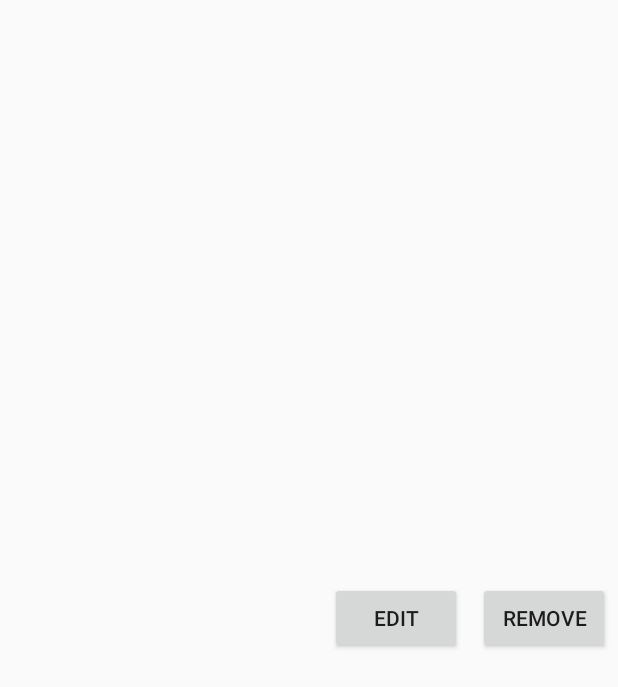
After one commit to TaargusTaargus/WallofFaces, an Android app: the layout image_pack_item_layout.xml on its own in the app's theme, with its tools: preview values and no code run, on a phone screen of 412 x 824 dp. The commit adds this screen. Shown: the top 687 px of the screen. Run offline under Robolectric (Android 15) with nearby library versions, the phone set to English and light mode, and no system bars; network calls fail.

Commit message:
updates
initial commit

```diff
--- a/app/src/main/java/com/badgames/jackslettebak/framework/Face.java
+++ b/app/src/main/java/com/badgames/jackslettebak/framework/Face.java
@@ -21,13 +21,13 @@ public class Face {
     private Paint paint, background;
     private PointF location;
 
-    public Face(PointF location, Sprite sprite, Integer type ) {
+    public Face( PointF location, Sprite sprite, Integer type ) {
         this.image = sprite.getImage();
         this.location = location;
         this.paint = new Paint();
         this.type = type;
         this.background = new Paint();
-        this.background.setColor( sprite.getColor() );
+        this.background.setColor( sprite.getGroupId() );
         setSelected( false );
     }
 
--- a/app/src/main/java/com/badgames/jackslettebak/image/FaceTransparentView.java
+++ b/app/src/main/java/com/badgames/jackslettebak/image/FaceTransparentView.java
@@ -2,24 +2,18 @@ package com.badgames.jackslettebak.image;
 
 import android.content.Context;
 import android.graphics.Bitmap;
-import android.graphics.BitmapFactory;
 import android.graphics.Canvas;
 import android.graphics.Color;
 import android.graphics.Paint;
 import android.graphics.PointF;
-import android.util.Log;
 import android.view.MotionEvent;
 import android.view.SurfaceView;
 import android.view.View;
 import android.view.ViewTreeObserver;
-import android.widget.HorizontalScrollView;
 import android.widget.SeekBar;
 import android.widget.Toast;
 
-import com.badgames.jackslettebak.utilities.Globals.Background;
 import com.badgames.jackslettebak.utilities.Globals;
-
-import javax.microedition.khronos.opengles.GL;
 
 /**
  * Created by Jack Slettebak on 10/31/2017.
--- a/app/src/main/java/com/badgames/jackslettebak/walloffaces/MainActivity.java
+++ b/app/src/main/java/com/badgames/jackslettebak/walloffaces/MainActivity.java
@@ -61,6 +61,8 @@ public class MainActivity extends AppCompatActivity {
 
         Globals.SCREEN_HEIGHT -= 100;
         Globals.SCREEN_DENSITY = getResources().getDisplayMetrics().density;
+        Globals.BLOCK_HEIGHT = Globals.SCREEN_HEIGHT / Globals.N_BLOCKS_Y;
+        Globals.BLOCK_WIDTH = Globals.SCREEN_WIDTH / Globals.N_BLOCKS_X;
 
         Globals.IMAGES = new Bitmap[ DEFAULT_IMAGES.length ];
         for( int i = 0; i < DEFAULT_IMAGES.length; i++ )
--- a/app/src/main/res/layout/activity_face_capture.xml
+++ b/app/src/main/res/layout/image_pack_creation_layout.xml
@@ -24,4 +24,9 @@
             android:id="@+id/face_capture_browse"/>
     </LinearLayout>
 
+    <ListView
+        android:layout_width="match_parent"
+        android:layout_height="match_parent"
+        android:id="@+id/image_pack_list" />
+
 </LinearLayout>
--- /dev/null
+++ b/app/src/main/res/layout/image_pack_item_layout.xml
@@ -0,0 +1,31 @@
+<?xml version="1.0" encoding="utf-8"?>
+<RelativeLayout
+    xmlns:android="http://schemas.android.com/apk/res/android"
+    android:layout_width="match_parent"
+    android:layout_height="match_parent" >
+
+    <ImageView
+        android:layout_width="wrap_content"
+        android:layout_height="match_parent"
+        android:id="@+id/image_pack_image"
+        android:layout_alignParentLeft="true" />
+
+    <Button
+        android:layout_width="wrap_content"
+        android:layout_height="wrap_content"
+        android:layout_margin="5dp"
+        android:id="@+id/image_pack_remove"
+        android:layout_alignParentRight="true"
+        android:layout_centerInParent="true"
+        android:text="@string/image_pack_remove_string" />
+
+    <Button
+        android:layout_width="wrap_content"
+        android:layout_height="wrap_content"
+        android:layout_margin="5dp"
+        android:id="@+id/image_pack_edit"
+        android:layout_toLeftOf="@id/image_pack_remove"
+        android:layout_centerInParent="true"
+        android:text="@string/image_pack_edit_string" />
+
+</RelativeLayout>
--- a/app/src/main/res/values/strings.xml
+++ b/app/src/main/res/values/strings.xml
@@ -4,4 +4,6 @@
     <string name="face_capture_browse">Browse Pictures</string>
     <string name="face_crop_crop">Crop Picture</string>
     <string name="save_final_capture_image">Save</string>
+    <string name="image_pack_edit_string">Edit</string>
+    <string name="image_pack_remove_string">Remove</string>
 </resources>
```
Also changed, not shown: app/src/main/java/com/badgames/jackslettebak/framework/WOFView.java (+2 -6 lines), app/src/main/java/com/badgames/jackslettebak/framework/Wall.java (+13 -5 lines), app/src/main/java/com/badgames/jackslettebak/image/ImagePack.java (+11 -1 lines), app/src/main/java/com/badgames/jackslettebak/image/Sprite.java (+6 -7 lines), app/src/main/java/com/badgames/jackslettebak/utilities/Globals.java (+6 -2 lines), app/src/main/java/com/badgames/jackslettebak/walloffaces/FaceCaptureActivity.java (+76 -14 lines), app/src/main/res/layout/main_menu.xml (renamed from app/src/main/res/layout/activity_main.xml).
